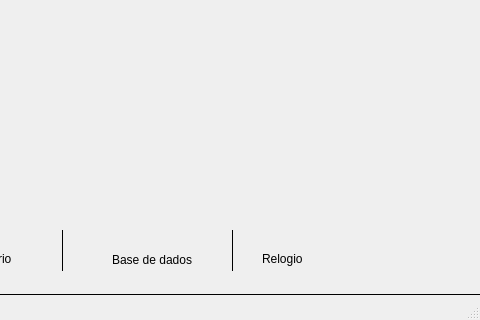
This is frm_principal.ui in ustop0/TCC as Qt 5 draws it before an edit; both pictures show x 188 to 668 and y 89 to 409 of the 668 by 409 pixel window. The edited form follows.
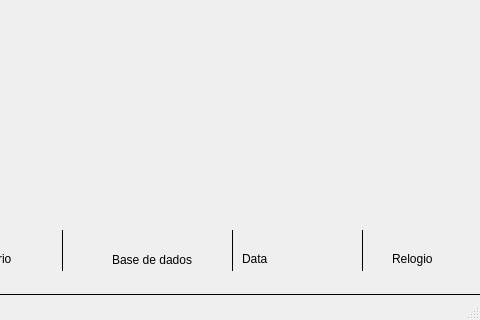
This is the edited form.

What changed in the file:
```diff
--- a/frm_principal.ui
+++ b/frm_principal.ui
@@ -101,7 +101,7 @@
    <widget class="QLabel" name="lb_relogio">
     <property name="geometry">
      <rect>
-      <x>450</x>
+      <x>580</x>
       <y>320</y>
       <width>67</width>
       <height>17</height>
@@ -168,6 +168,38 @@
      <enum>Qt::Vertical</enum>
     </property>
    </widget>
+   <widget class="Line" name="line_4">
+    <property name="geometry">
+     <rect>
+      <x>540</x>
+      <y>300</y>
+      <width>20</width>
+      <height>41</height>
+     </rect>
+    </property>
+    <property name="frameShadow">
+     <enum>QFrame::Plain</enum>
+    </property>
+    <property name="lineWidth">
+     <number>1</number>
+    </property>
+    <property name="orientation">
+     <enum>Qt::Vertical</enum>
+    </property>
+   </widget>
+   <widget class="QLabel" name="lb_data">
+    <property name="geometry">
+     <rect>
+      <x>430</x>
+      <y>320</y>
+      <width>111</width>
+      <height>17</height>
+     </rect>
+    </property>
+    <property name="text">
+     <string>Data</string>
+    </property>
+   </widget>
   </widget>
   <widget class="QMenuBar" name="menubar">
    <property name="geometry">
```
Left out of the diff: 17 changed lines with no effect on the pictures.
